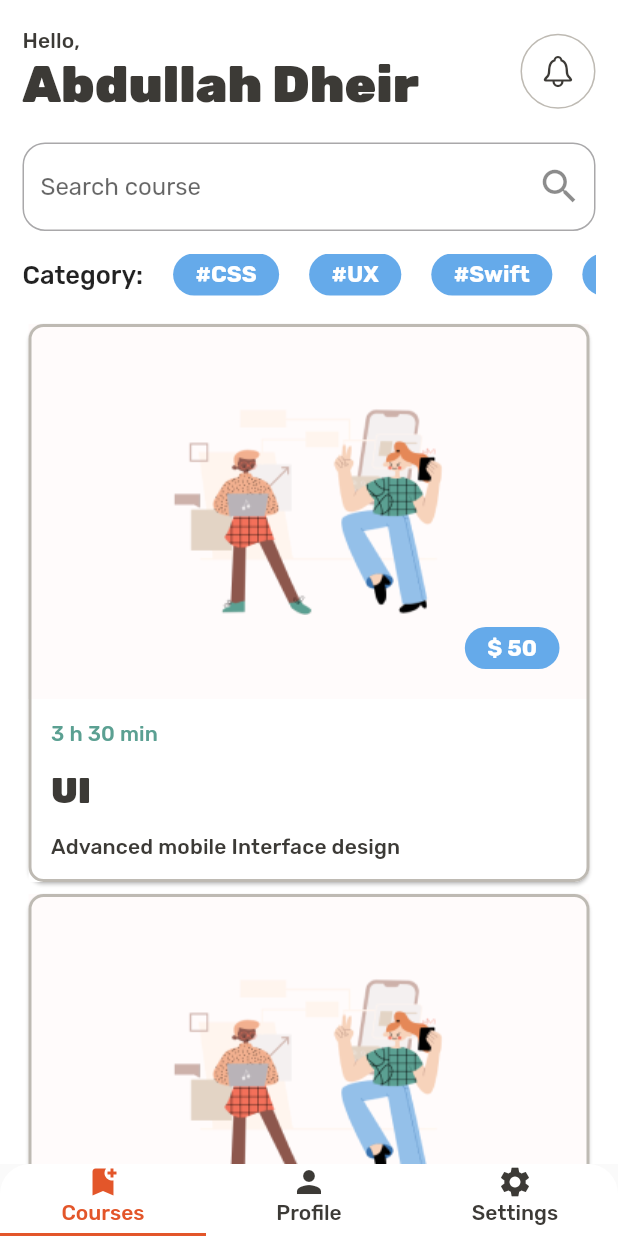
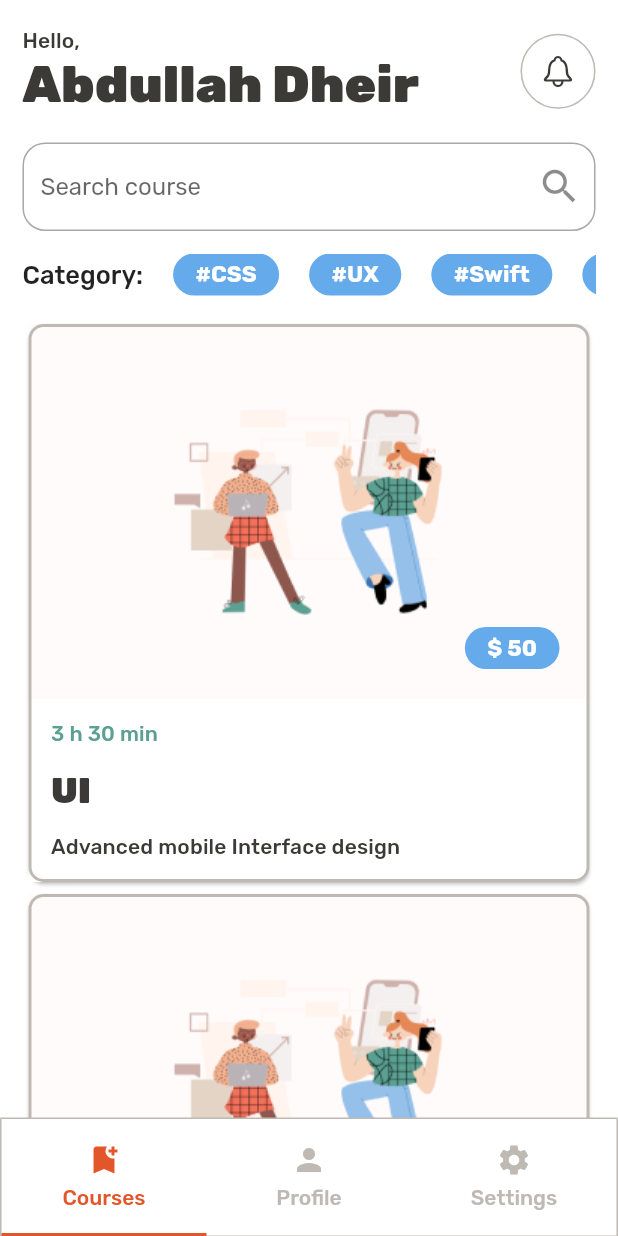
Before and after one commit to abddhe/ed-tech-ui-flutter, a Flutter app: the HomeScreen screen opened by its route, on a phone screen of 412 x 824 dp. Run offline on Flutter 3.47's test engine with Material 2 defaults, Android fonts, the phone set to English and light mode, and no system bars; our stand-ins replace animated_splash_screen, font_awesome_flutter, google_fonts, smooth_page_indicator.

Commit message:
Update tabBar && refactor the code

```diff
--- a/lib/pages/course_page.dart
+++ b/lib/pages/course_page.dart
@@ -11,7 +11,9 @@ class CoursePage extends StatelessWidget {
 
   @override
   Widget build(BuildContext context) {
-    return Padding(
+    return Scaffold(
+      body: SafeArea(
+        child: Padding(
           padding: const EdgeInsets.all(kDefaultPadding),
           child: Column(
             children: [
@@ -95,6 +97,8 @@ class CoursePage extends StatelessWidget {
               ),
             ],
           ),
+        ),
+      ),
     );
   }
 }
--- a/lib/screens/home_screen.dart
+++ b/lib/screens/home_screen.dart
@@ -20,26 +20,39 @@ class _HomeScreenState extends State<HomeScreen> {
 
   @override
   Widget build(BuildContext context) {
-    return DefaultTabController(
+    return Material(
+      child: DefaultTabController(
         initialIndex: 0,
         length: _tabBarChildren.length,
-      child: Scaffold(
-        body: SafeArea(
-          child: TabBarView(
+        child: Stack(
+          alignment: Alignment.center,
+          children: [
+            TabBarView(
               children: _tabBarChildren,
             ),
-        ),
-        bottomSheet: Container(
+            Positioned(
+              bottom: 0,
+              left: 0,
+              right: 0,
+              child: Container(
+                width: double.infinity,
                 decoration: const BoxDecoration(
                   color: kWhiteColor,
                   borderRadius: BorderRadius.only(
                     topLeft: Radius.circular(20.0),
                     topRight: Radius.circular(20.0),
                   ),
+                  border: Border(
+                    top: BorderSide(color: kGreyColor, width: 1),
+                    left: BorderSide(color: kGreyColor, width: 1),
+                    right: BorderSide(color: kGreyColor, width: 1),
+                    bottom: BorderSide(color: kGreyColor, width: 0),
+                  ),
                 ),
                 child: TabBar(
+                 labelPadding: const EdgeInsets.symmetric(vertical: 15.0),
                   indicatorColor: Theme.of(context).colorScheme.primary,
-            unselectedLabelColor: kDarkColor,
+                  unselectedLabelColor: kGreyColor,
                   labelColor: kPrimaryColor,
                   tabs: const [
                     Tab(
@@ -48,6 +61,7 @@ class _HomeScreenState extends State<HomeScreen> {
                           Icon(
                             Icons.bookmark_add,
                           ),
+                          SizedBox(height: 5.0,),
                           Text(
                             'Courses',
                           ),
@@ -58,6 +72,7 @@ class _HomeScreenState extends State<HomeScreen> {
                       child: Column(
                         children: [
                           Icon(Icons.person),
+                          SizedBox(height: 5.0,),
                           Text('Profile'),
                         ],
                       ),
@@ -66,6 +81,7 @@ class _HomeScreenState extends State<HomeScreen> {
                       child: Column(
                         children: [
                           Icon(Icons.settings),
+                          SizedBox(height: 5.0,),
                           Text('Settings'),
                         ],
                       ),
@@ -74,6 +90,9 @@ class _HomeScreenState extends State<HomeScreen> {
                 ),
               ),
             ),
+          ],
+        ),
+      ),
     );
   }
 }
```
Lines whose indentation alone changed are shown as unchanged.
